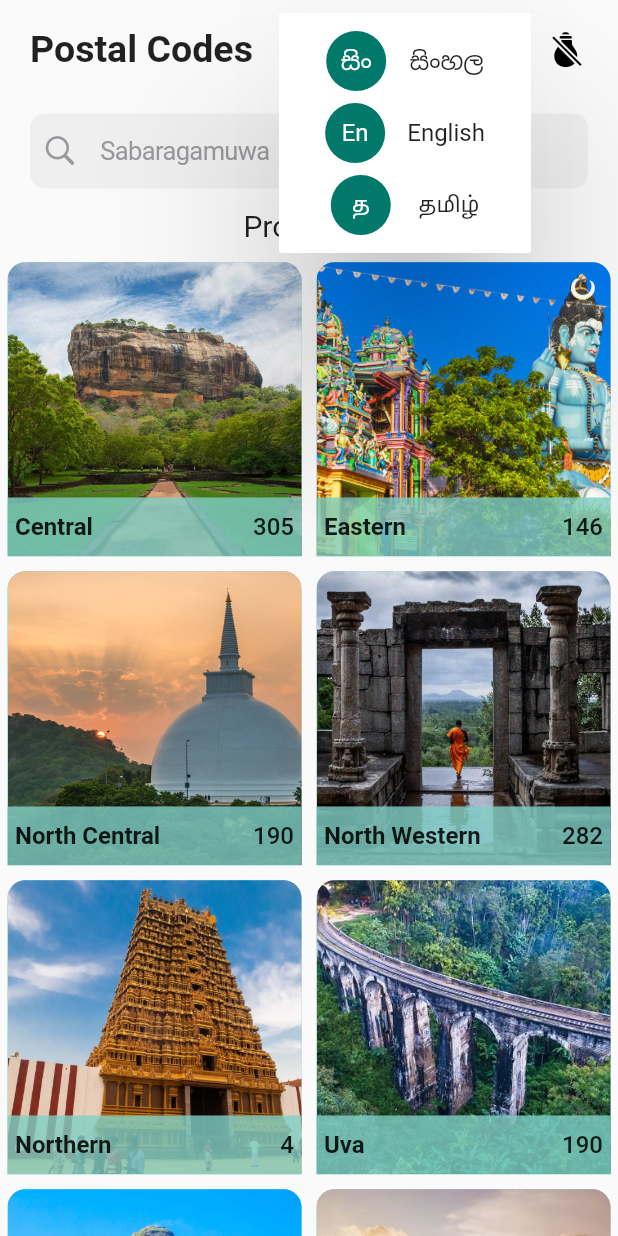
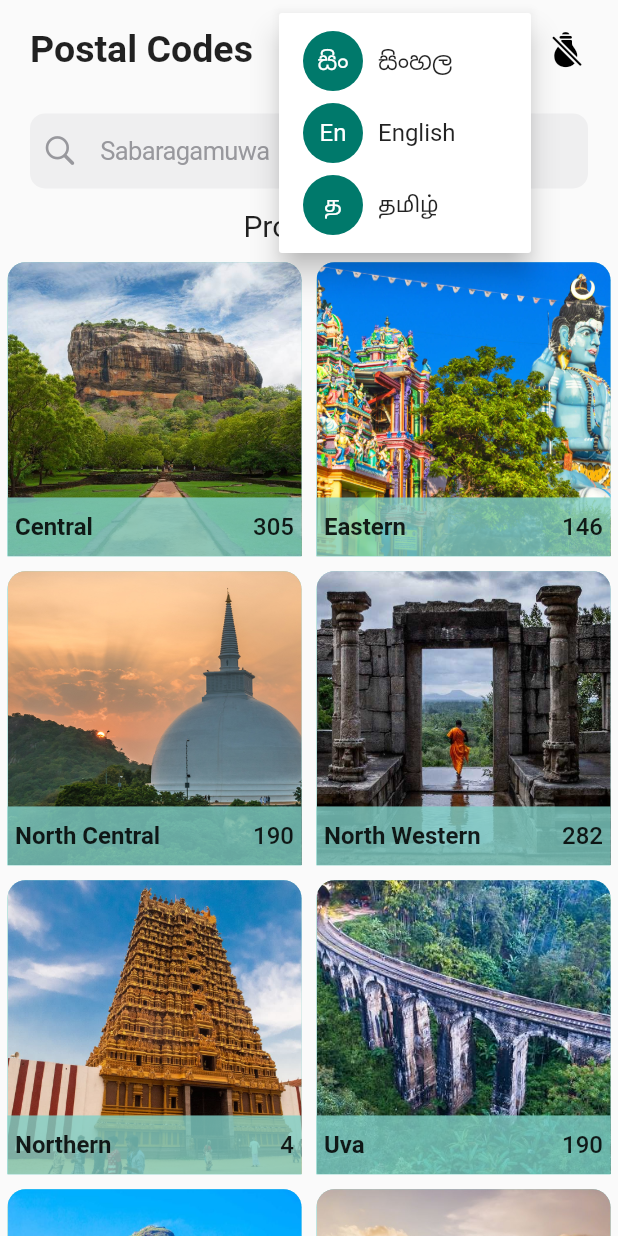
Before and after one commit to Dasunx/postalcode-finder, a Flutter app: the screen it shows after launch, after a tap on "En", on a phone screen of 412 x 824 dp. Run offline on Flutter 3.47's test engine with Material 2 defaults, Android fonts, the phone set to English and light mode, and no system bars; our stand-ins replace easy_localization, google_fonts, shared_preferences; Roboto replaces fonts that are missing (Alata).

```diff
--- a/lib/screens/HomeScreen.dart
+++ b/lib/screens/HomeScreen.dart
@@ -105,8 +105,8 @@ class _HomeScreenState extends State<HomeScreen> {
                       ).tr(),
                       Spacer(),
                       PopupMenuButton<String>(
-                        elevation: 50,
-                        padding: EdgeInsets.fromLTRB(5, 0, 0, 0),
+
+                        padding: EdgeInsets.fromLTRB(0, 0, 0, 0),
                         icon: CircleAvatar(
                           child: Text(ans),
                         ),
@@ -115,9 +115,9 @@ class _HomeScreenState extends State<HomeScreen> {
                           PopupMenuItem<String>(
                             value: "si",
                             child: Row(
-                              mainAxisAlignment: MainAxisAlignment.spaceEvenly,
+                              mainAxisAlignment: MainAxisAlignment.start,
                               children: [
-                                CircleAvatar(child: Text("සිං")),
+                                CircleAvatar(child: Text("සිං")),SizedBox(width: 10,),
                                 Text("සිංහල"),
                               ],
                             ),
@@ -125,9 +125,9 @@ class _HomeScreenState extends State<HomeScreen> {
                           PopupMenuItem<String>(
                             value: "en",
                             child: Row(
-                              mainAxisAlignment: MainAxisAlignment.spaceEvenly,
+                              mainAxisAlignment: MainAxisAlignment.start,
                               children: [
-                                CircleAvatar(child: Text("En")),
+                                CircleAvatar(child: Text("En")),SizedBox(width: 10,),
                                 Text("English"),
                               ],
                             ),
@@ -135,9 +135,10 @@ class _HomeScreenState extends State<HomeScreen> {
                           PopupMenuItem<String>(
                             value: "ta",
                             child: Row(
-                              mainAxisAlignment: MainAxisAlignment.spaceEvenly,
+                              mainAxisAlignment: MainAxisAlignment.start,
+
                               children: [
-                                CircleAvatar(child: Text("த")),
+                                CircleAvatar(child: Text("த")),SizedBox(width: 10,),
                                 Text("தமிழ்"),
                               ],
                             ),
```
Also changed, not shown: lib/screens/ProvinceScreen.dart (+4 -10 lines), 6 other files.
